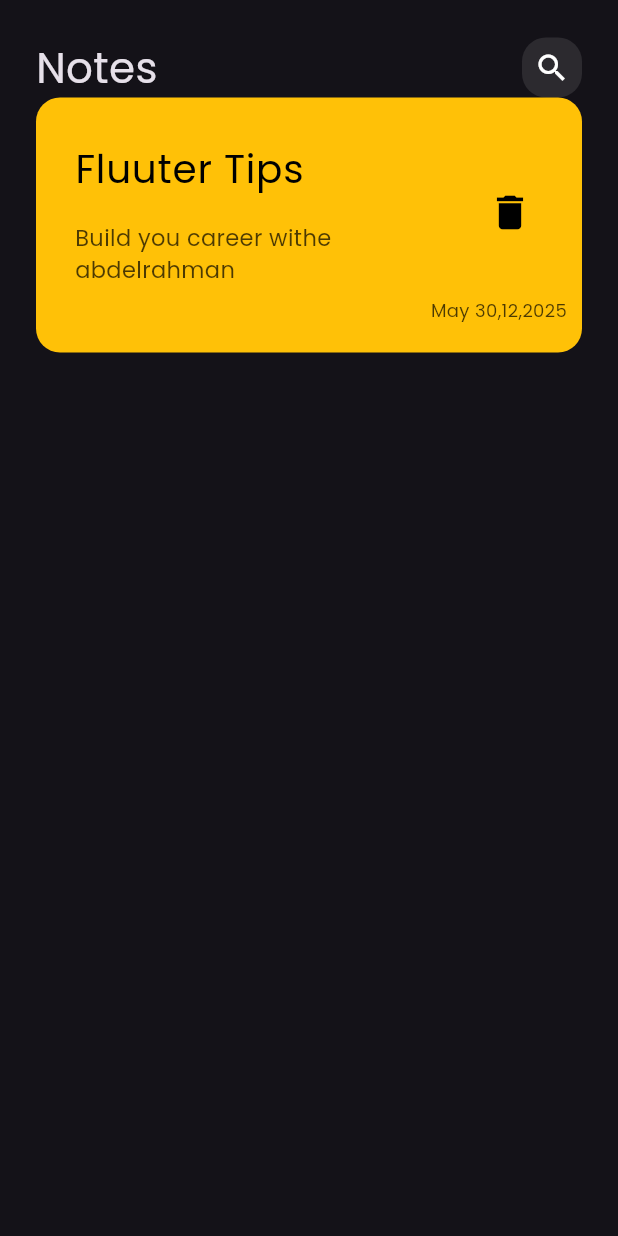
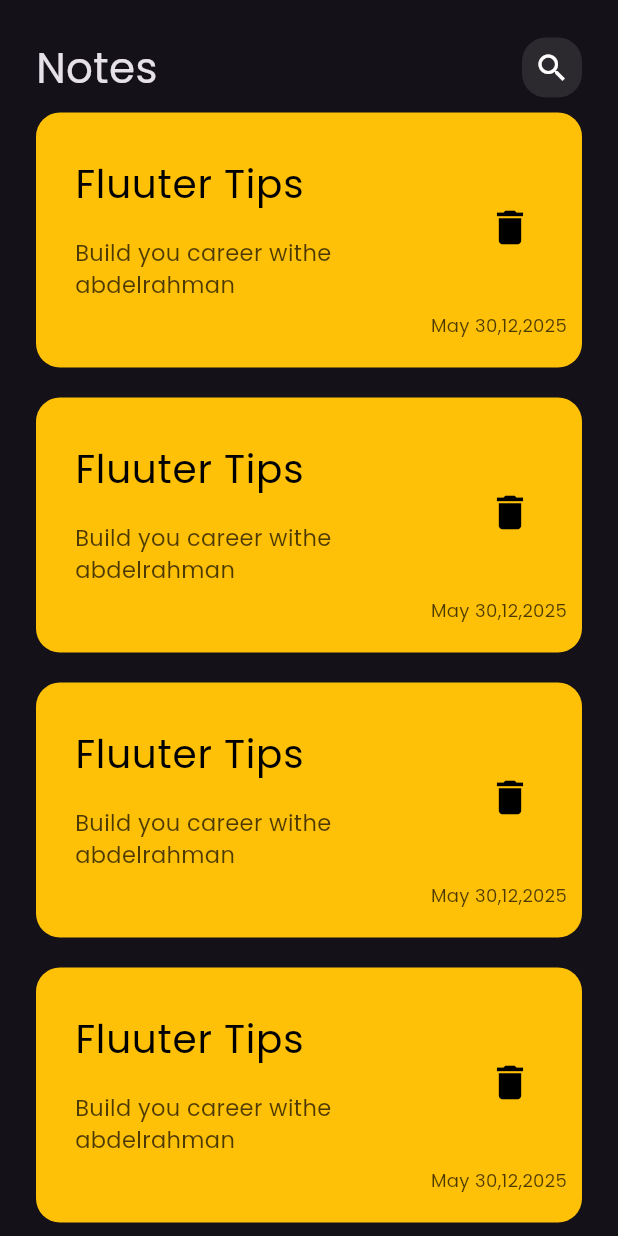
Before and after one commit to Abdelrahmanmagdy19/note_app, a Flutter app: the screen it shows after launch, on a phone screen of 412 x 824 dp. Run offline on Flutter 3.47's test engine with Material 3 defaults, Android fonts, the phone set to English and light mode, and no system bars.

Commit message:
create notes list view

```diff
--- a/lib/widgets/custom_note_item.dart
+++ b/lib/widgets/custom_note_item.dart
@@ -5,7 +5,9 @@ class NoteItem extends StatelessWidget {
 
   @override
   Widget build(BuildContext context) {
-    return Container(
+    return Padding(
+      padding: const EdgeInsets.symmetric(vertical: 10),
+      child: Container(
         padding: EdgeInsets.only(
           top: 20,
           bottom: 20,
@@ -58,6 +60,7 @@ class NoteItem extends StatelessWidget {
             )
           ],
         ),
+      ),
     );
   }
 }
--- /dev/null
+++ b/lib/widgets/notes_list_view.dart
@@ -0,0 +1,16 @@
+import 'package:flutter/material.dart';
+import 'package:notes_app/widgets/custom_note_item.dart';
+
+class NotesListView extends StatelessWidget {
+  const NotesListView({super.key});
+
+  @override
+  Widget build(BuildContext context) {
+    return ListView.builder(
+      itemCount: 5,
+      itemBuilder: (context, index) {
+        return NoteItem();
+      },
+    );
+  }
+}
--- a/lib/widgets/notes_view_body.dart
+++ b/lib/widgets/notes_view_body.dart
@@ -1,6 +1,6 @@
 import 'package:flutter/material.dart';
 import 'package:notes_app/widgets/custom_app_bar.dart';
-import 'package:notes_app/widgets/custom_note_item.dart';
+import 'package:notes_app/widgets/notes_list_view.dart';
 
 class NotesViewBody extends StatelessWidget {
   const NotesViewBody({super.key});
@@ -12,9 +12,9 @@ class NotesViewBody extends StatelessWidget {
         padding: const EdgeInsets.symmetric(horizontal: 24),
         child: Column(
           children: [
-            const SizedBox(height: 25),
-            const CustomAppBar(),
-            NoteItem()
+            SizedBox(height: 25),
+            CustomAppBar(),
+            Expanded(child: NotesListView()),
           ],
         ),
       ),
```
Lines whose indentation alone changed are shown as unchanged.
